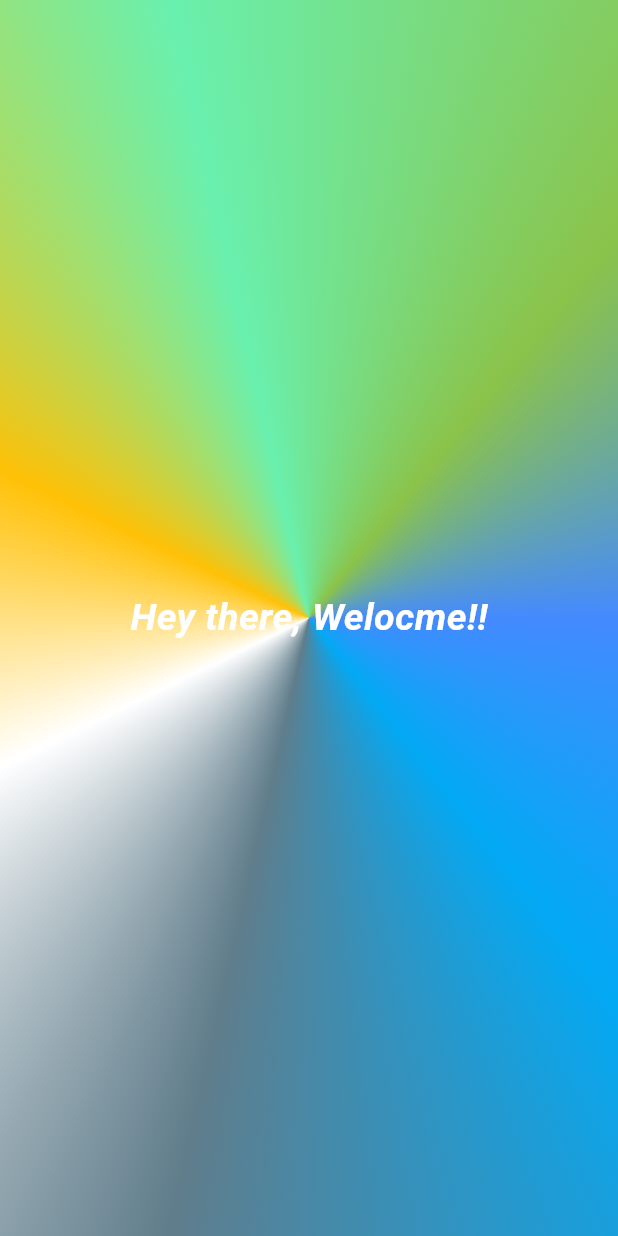
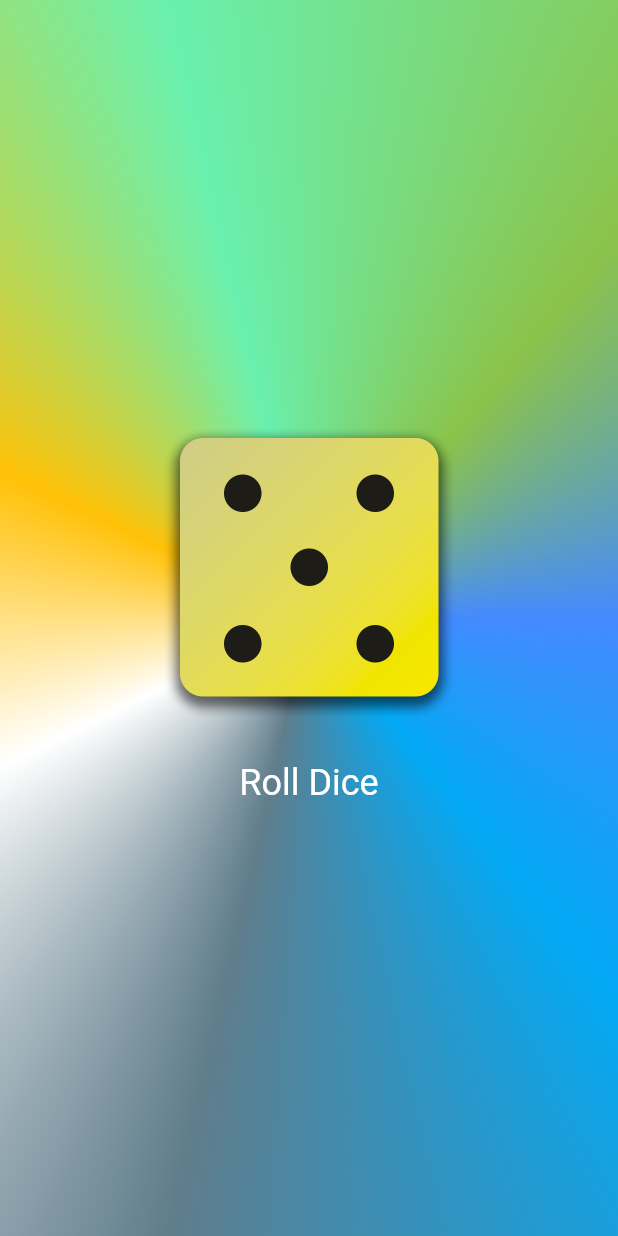
Before and after one commit to hemanth-bavirisetty/Dice_App, a Flutter app: the screen it shows after launch, on a phone screen of 412 x 824 dp. Run offline on Flutter 3.47's test engine with Material 3 defaults, Android fonts, the phone set to English and light mode, and no system bars.

Commit message:
Displayed Images

```diff
--- a/lib/gradient_container.dart
+++ b/lib/gradient_container.dart
@@ -1,8 +1,12 @@
-import 'package:dice_app/styled_text.dart';
 import 'package:flutter/material.dart';
 
 class GradientContainer extends StatelessWidget {
   const GradientContainer({super.key});
+
+  void rollDice() {
+    //stmts...
+  }
+
   @override
   Widget build(context) {
     return Container(
@@ -20,7 +24,29 @@ class GradientContainer extends StatelessWidget {
           ],
         ),
       ),
-      child: const Center(child: StyledText()),
+      child: Center(
+        child: Column(
+          mainAxisSize: MainAxisSize.min, //
+          children: [
+            Image.asset(
+              'assets/images/dice-5.png',
+              width: 200,
+            ),
+            const SizedBox(
+              height: 20,
+            ),
+            TextButton(
+              onPressed: rollDice,
+              style: TextButton.styleFrom(
+                  foregroundColor: Colors.white,
+                  textStyle: const TextStyle(
+                    fontSize: 24,
+                  )),
+              child: const Text('Roll Dice'),
+            ),
+          ],
+        ),
+      ),
     );
   }
 }
--- a/lib/styled_text.dart
+++ b/lib/styled_text.dart
@@ -1,17 +1,33 @@
 import 'package:flutter/material.dart';
 
 class StyledText extends StatelessWidget {
-  const StyledText({super.key});
+  const StyledText(this.text, {super.key});
+  final String text;
   @override
   Widget build(context) {
-    return const Text(
-      'Hey there, Welocme!!',
-      style: TextStyle(
-        color: Colors.white,
-        fontSize: 25,
-        fontWeight: FontWeight.bold,
-        fontStyle: FontStyle.italic,
-      ),
+    return Text(
+      text,
+      style: const TextStyle(
+          color: Colors.black,
+          fontSize: 25,
+          fontWeight: FontWeight.bold,
+          fontStyle: FontStyle.italic,
+          fontFamily: "Monolisa",
+          backgroundColor: Colors.white),
     );
   }
 }
+
+class StartButton extends StatelessWidget {
+  const StartButton({super.key});
+
+  @override
+  Widget build(BuildContext context) {
+    return ElevatedButton(
+      child: const Text('Start'),
+      onPressed: () {
+        print('button pressed!');
+      },
+    );
+  }
+}
```
Also changed, not shown: lib/main.dart (+7 -2 lines), pubspec.yaml (+8 -2 lines), assets/images/dice-1.png (added), assets/images/dice-2.png (added), assets/images/dice-3.png (added), assets/images/dice-4.png (added), assets/images/dice-5.png (added), assets/images/dice-6.png (added), 1 other file.
